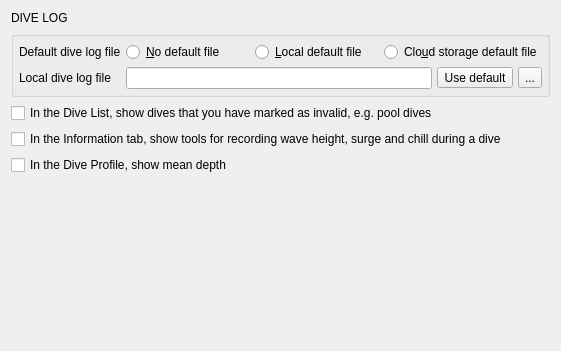
This is desktop-widgets/preferences/preferences_log.ui in subsurface/subsurface as Qt 5 draws it before an edit; both pictures show x 0 to 561 and y 0 to 351 of the 561 by 558 pixel window. The edited form follows.
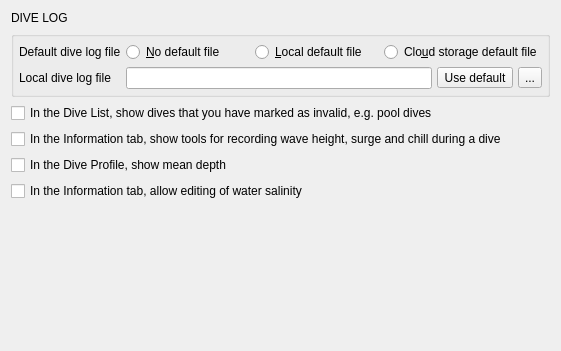
This is the edited form.

Commit message:
desktop UI: add preference for making salinity editable
Create a checkbox in the Preferences: General screen that enables or disables
editing of the salinity data. This preference is saved with all the other
preferences.

The edit to the form file:
```diff
--- a/desktop-widgets/preferences/preferences_log.ui
+++ b/desktop-widgets/preferences/preferences_log.ui
@@ -129,6 +129,13 @@
     </widget>
    </item>
 
+   <item>
+    <widget class="QCheckBox" name="salinityEditDefault">
+     <property name="text">
+      <string>In the Information tab, allow editing of water salinity</string>
+     </property>
+    </widget>
+   </item>
    <item>
     <spacer name="verticalSpacer_2">
      <property name="orientation">
```
The commit also changes 5 other files.
